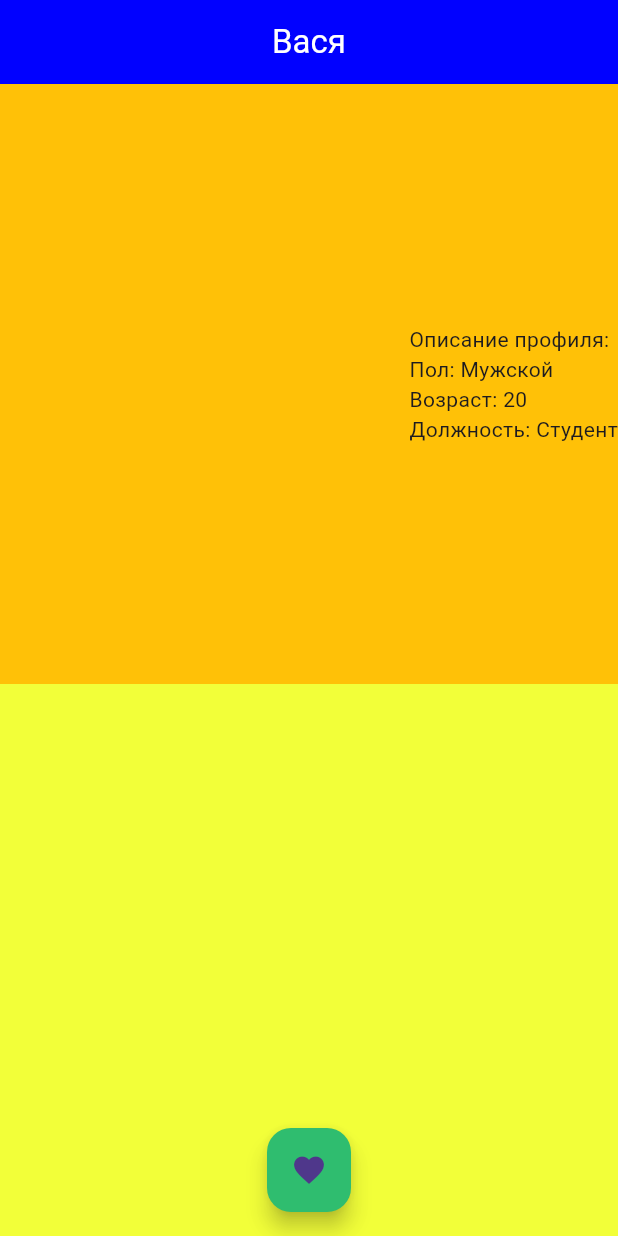
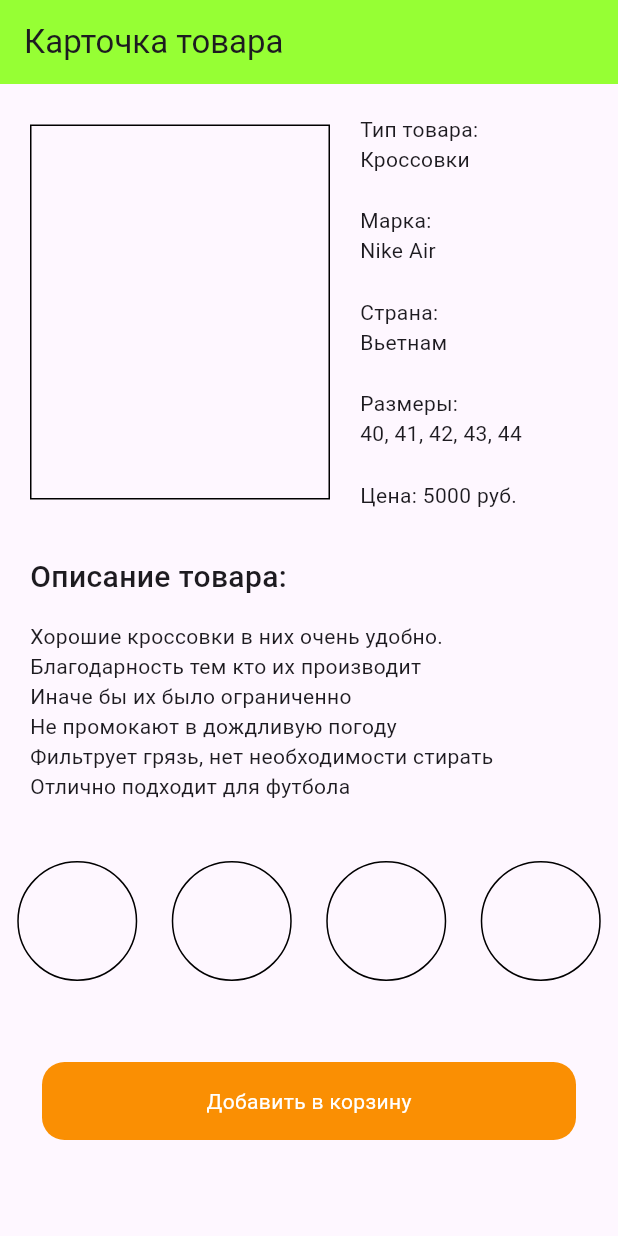
Before and after one commit to jorshlegoted/homework_dart2, a Flutter app: the screen it shows after launch, on a phone screen of 412 x 824 dp. Run offline on Flutter 3.47's test engine with Material 3 defaults, Android fonts, the phone set to English and light mode, and no system bars.

Commit message:
Чётвертое обновление кроссовки

```diff
--- /dev/null
+++ b/lib/enums/shoes_enum.dart
@@ -0,0 +1,8 @@
+enum ShoesType {
+  nikeAir('Nike Air', 5000),
+  adidas('Adidas Shoes', 15000);
+
+  final String shoesType;
+  final int costShoes;
+  const ShoesType(this.shoesType, this.costShoes);
+}
--- a/lib/main.dart
+++ b/lib/main.dart
@@ -1,11 +1,15 @@
 import 'package:flutter/material.dart';
-import 'profession.dart';
+import 'package:flutter_application_1/enums/shoes_enum.dart';
+import 'package:flutter_application_1/models/shoes.dart';
+
 
 void main() {
   runApp(MyApp());
 
 }
-final vasya = Human(name: 'Вася', age: 20, profession: ProfessionType.student, gender: GenderType.male);
+
+final nikeAir = Shoes(ShoesType.nikeAir, ShoesType.nikeAir);
+
 
 class MyApp extends StatelessWidget {
   const MyApp({super.key});
@@ -14,32 +18,109 @@ class MyApp extends StatelessWidget {
   Widget build(BuildContext context) {
     return MaterialApp(
       home: Scaffold(
-        backgroundColor: Color.fromARGB(200, 238, 255, 3),
+        //backgroundColorColor.fromARGB(199, 134, 238, 85))3),
         appBar: AppBar(
-          backgroundColor: Color.fromARGB(255, 1, 1, 255),
-          title: Text(vasya.name, style: TextStyle(color: Colors.white),),
-          centerTitle: true,
+          backgroundColor: Color.fromARGB(255, 150, 255, 52),
+          title: Text('Карточка товара'),
+          centerTitle: false,
         ),
         body: Column(
+          crossAxisAlignment: CrossAxisAlignment.start,
           children: [
+            Row( children: [
+              Container(
+              decoration: BoxDecoration(border: Border.all()),
+              margin: EdgeInsets.only(left: 20, top: 20),
+              height: 250,
+              width: 200,
 
-            // Container(height: 400, width: 400, color: Color.fromARGB(186, 211, 230, 108), child:
-            Container(height: 400, width: 500, color: Colors.amber, alignment: Alignment.centerRight,
-            child: Text('Описание профиля: \nПол: ${vasya.gender.genderType}\nВозраст: ${vasya.age}\nДолжность: ${vasya.profession.professionType}'),),
-
+            ),
+            const SizedBox(width: 20),
+            Padding(padding: EdgeInsetsGeometry.only(top: 20),
+            child:
+                  Column(
+                  crossAxisAlignment: CrossAxisAlignment.start,
+                  children: [
+                    Text('Тип товара:'),
+                    Text('Кроссовки'),
+                    Text(''),
+                    Text('Марка:'),
+                    Text('${nikeAir.shoes.shoesType}'),
+                    Text(''),
+                    Text('Страна:'),
+                    Text('Вьетнам'),
+                    Text(''),
+                    Text('Размеры:'),
+                    Text('${nikeAir.sizesNoBrackets()}'),
+                    Text(''),
+                    Text('Цена: ${nikeAir.cost.costShoes} руб.'),
+                  ],
+                ),),
 
           ],
         ),
+        Padding(
+          padding: const EdgeInsets.only(left: 20, top: 30),
+          child: Column(
+            crossAxisAlignment: CrossAxisAlignment.start,
+            children: [
+              Text('Описание товара:', style: TextStyle(fontSize: 20, fontWeight: FontWeight.w500),),
+            ],
+          ),
+        ),
+        Padding(
+          padding: const EdgeInsets.only(left: 20, top: 15),
+          child: Column(
+            crossAxisAlignment: CrossAxisAlignment.start,
+            children: [
+              Text('Хорошие кроссовки в них очень удобно.'),
+              Text('Благодарность тем кто их производит'),
+              Text('Иначе бы их было ограниченно'),
+              Text('Не промокают в дождливую погоду'),
+              Text('Фильтрует грязь, нет необходимости стирать'),
+              Text('Отлично подходит для футбола'),
+            ],
+          ),
+        ),
+        Padding(
+          padding: const EdgeInsets.only(top: 40),
+          child: Row(
+            mainAxisAlignment: MainAxisAlignment.spaceAround,
+            children: [
+              Container(
+                decoration: BoxDecoration(border: Border.all(), borderRadius: BorderRadius.circular(100)),
+                height: 80,
+                width: 80,
+              ),
+                Container(
+                decoration: BoxDecoration(border: Border.all(), borderRadius: BorderRadius.circular(100)),
+                height: 80,
+                width: 80,
+              ),
+                Container(
+                decoration: BoxDecoration(border: Border.all(), borderRadius: BorderRadius.circular(100)),
+                height: 80,
+                width: 80,
+              ),
+                Container(
+                decoration: BoxDecoration(border: Border.all(), borderRadius: BorderRadius.circular(100)),
+                height: 80,
+                width: 80,
+              ),
+            ],
+          ),
+        ),
+      ],
+
+    ),
 
 
-        floatingActionButton: FloatingActionButton(
-          onPressed: () {},
-          backgroundColor: Color.fromARGB(255, 47, 189, 111),
-
-
-          child: Icon(Icons.favorite),
-
-
+        floatingActionButton: Padding(
+          padding: const EdgeInsets.symmetric(horizontal: 28),
+          child: Padding(
+            padding: const EdgeInsets.only(bottom: 48),
+            child: ButtonAddProduct(),
+          ),
         ),
         floatingActionButtonLocation: FloatingActionButtonLocation.centerFloat,
       )
@@ -48,23 +129,25 @@ class MyApp extends StatelessWidget {
   }
 }
 
-class Human {
-  const Human({required this.name, required this.age, required this.profession, required this.gender});
-
-  final String name;
-  final int age;
-  final GenderType gender;
-  final ProfessionType profession;
-
+class ButtonAddProduct extends StatelessWidget {
+  const ButtonAddProduct({super.key});
 
   @override
-  String toString() => 'Имя $name\nВозраст: $age\nДолжность: ${profession.professionType}\nПол: ${gender.genderType}';
+  Widget build(BuildContext context) {
+    return InkWell(
+      onTap: () {
+        print('The product was added');
+      },
+      child: Container(
+        padding: EdgeInsets.all(16),
+        decoration: BoxDecoration(color: Color.fromARGB(255, 250, 143, 3), borderRadius: BorderRadius.circular(15)),
+        child: Row(
+          mainAxisAlignment: MainAxisAlignment.center,
+          children: [
+            Text('Добавить в корзину', style: TextStyle(color: Colors.white),),
+          ],
+        ),
+      ),
+    );
+  }
 }
-
-enum GenderType {
-  male('Мужской'),
-  woman('Женский');
-
-  final String genderType;
-  const GenderType(this.genderType);
-}
--- /dev/null
+++ b/lib/models/shoes.dart
@@ -0,0 +1,13 @@
+import 'package:flutter_application_1/enums/shoes_enum.dart';
+
+class Shoes {
+  Shoes(this.shoes, this.cost);
+
+  final ShoesType shoes;
+  final ShoesType cost;
+  List<int> sizes = [40, 41, 42, 43, 44];
+
+  String sizesNoBrackets() {
+    return sizes.join(", ");
+  }
+}
--- a/lib/profession.dart
+++ /dev/null
@@ -1,8 +0,0 @@
-enum ProfessionType {
-  student('Студент'),
-  worker('Сотрудник'),
-  kid('Ребёнок');
-
-  final String professionType;
-  const ProfessionType(this.professionType);
-}
```
